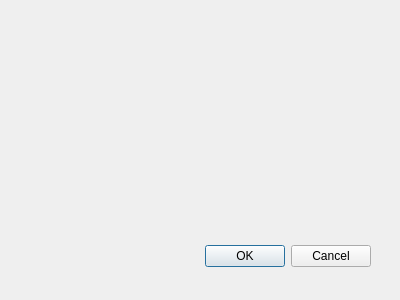
GirvitAlexander/FurnitureArrangementProjectQT, file changeroomfurnituredialog.ui: the form before one commit.
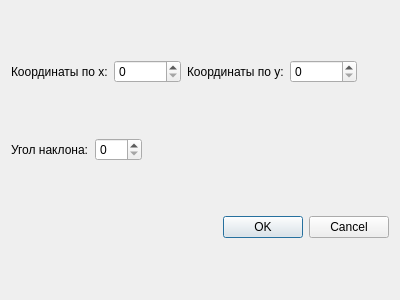
The form after the commit.

Commit message: Added new dialog. Add remove furniture. Fixed bugs

What changed in the file:
```diff
--- a/changeroomfurnituredialog.ui
+++ b/changeroomfurnituredialog.ui
@@ -15,22 +15,94 @@
   <property name="windowTitle">
    <string>Dialog</string>
   </property>
-  <widget name="buttonBox" class="QDialogButtonBox">
-   <property name="geometry">
-    <rect>
-     <x>30</x>
-     <y>240</y>
-     <width>341</width>
-     <height>32</height>
-    </rect>
-   </property>
-   <property name="orientation">
-    <enum>Qt::Horizontal</enum>
-   </property>
-   <property name="standardButtons">
-    <set>QDialogButtonBox::Cancel|QDialogButtonBox::Ok</set>
-   </property>
-  </widget>
+  <layout class="QVBoxLayout" name="verticalLayout">
+   <item>
+    <layout class="QHBoxLayout" name="horizontalLayout">
+     <item>
+      <widget class="QLabel" name="label">
+       <property name="text">
+        <string>Координаты по x:</string>
+       </property>
+      </widget>
+     </item>
+     <item>
+      <widget class="QSpinBox" name="xCoord">
+       <property name="maximum">
+        <number>100000</number>
+       </property>
+      </widget>
+     </item>
+     <item>
+      <widget class="QLabel" name="label_2">
+       <property name="text">
+        <string>Координаты по y:</string>
+       </property>
+      </widget>
+     </item>
+     <item>
+      <widget class="QSpinBox" name="yCoord">
+       <property name="maximum">
+        <number>100000</number>
+       </property>
+      </widget>
+     </item>
+     <item>
+      <spacer name="horizontalSpacer">
+       <property name="orientation">
+        <enum>Qt::Horizontal</enum>
+       </property>
+       <property name="sizeHint" stdset="0">
+        <size>
+         <width>40</width>
+         <height>20</height>
+        </size>
+       </property>
+      </spacer>
+     </item>
+    </layout>
+   </item>
+   <item>
+    <layout class="QHBoxLayout" name="horizontalLayout_2">
+     <item>
+      <widget class="QLabel" name="label_3">
+       <property name="text">
+        <string>Угол наклона:</string>
+       </property>
+      </widget>
+     </item>
+     <item>
+      <widget class="QSpinBox" name="angle">
+       <property name="maximum">
+        <number>359</number>
+       </property>
+      </widget>
+     </item>
+     <item>
+      <spacer name="horizontalSpacer_3">
+       <property name="orientation">
+        <enum>Qt::Horizontal</enum>
+       </property>
+       <property name="sizeHint" stdset="0">
+        <size>
+         <width>40</width>
+         <height>20</height>
+        </size>
+       </property>
+      </spacer>
+     </item>
+    </layout>
+   </item>
+   <item>
+    <widget class="QDialogButtonBox" name="buttonBox">
+     <property name="orientation">
+      <enum>Qt::Horizontal</enum>
+     </property>
+     <property name="standardButtons">
+      <set>QDialogButtonBox::Cancel|QDialogButtonBox::Ok</set>
+     </property>
+    </widget>
+   </item>
+  </layout>
  </widget>
  <pixmapfunction/>
  <resources/>
```
Left out of the diff: 7 changed lines with no effect on the pictures. The commit also changes 12 other files.
